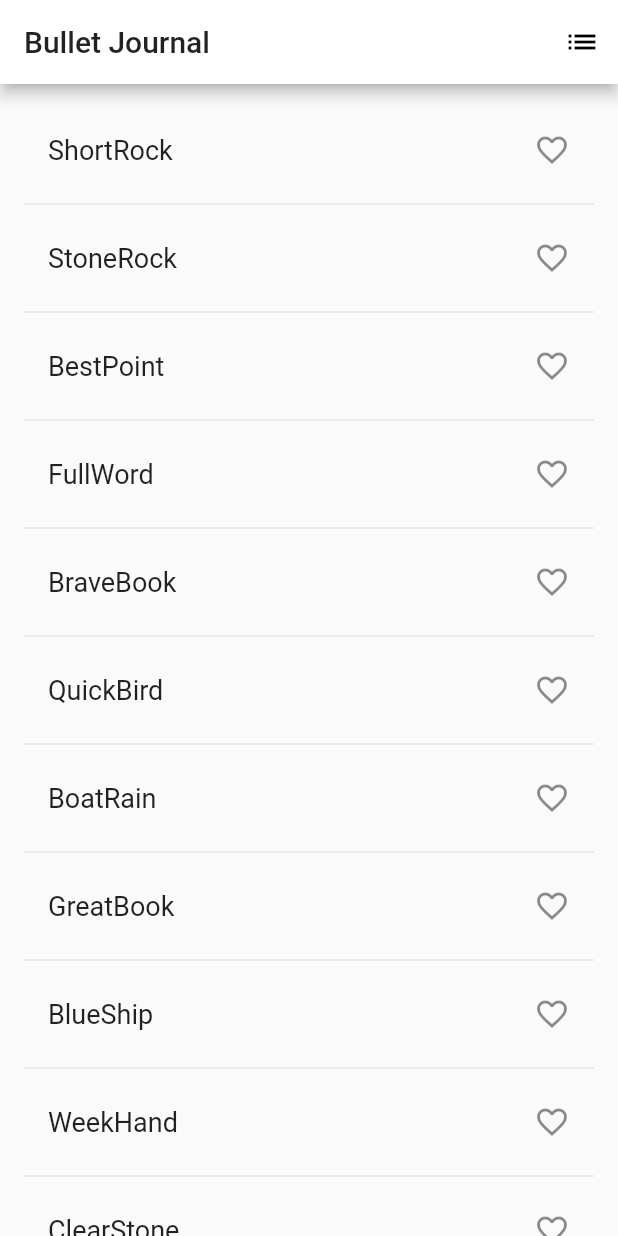
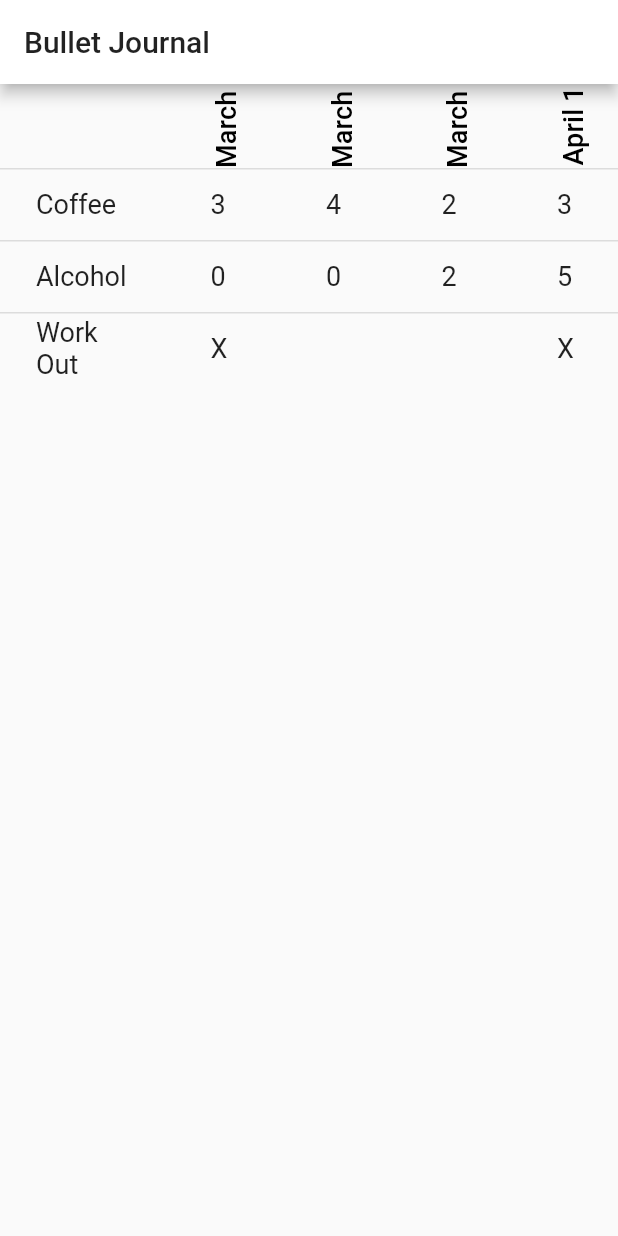
Before and after one commit to awhogue/bullet, a Flutter app: the screen it shows after launch, on a phone screen of 412 x 824 dp. Run offline on Flutter 3.47's test engine with Material 2 defaults, Android fonts, the phone set to English and light mode, and no system bars.

Commit message:
Building bullet table from static data using DataTable

```diff
--- a/lib/main.dart
+++ b/lib/main.dart
@@ -1,9 +1,11 @@
 import 'package:flutter/material.dart';
-import 'package:sqflite/sqflite.dart';
-import 'package:english_words/english_words.dart';
-import 'model/row.dart';
+import 'package:intl/intl.dart';
+//import 'package:sqflite/sqflite.dart';
+import 'model/model.dart';
 
 void main() => runApp(new MyApp());
+
+final _biggerFont = const TextStyle(fontSize: 18.0);
 
 class MyApp extends StatelessWidget {
   @override
@@ -13,79 +15,58 @@ class MyApp extends StatelessWidget {
       theme: new ThemeData(
         primaryColor: Colors.white,
       ),
-      home: new RandomWords(),
+      home: new BulletTable(),
     );
   }
 }
 
-class RandomWords extends StatefulWidget {
+class BulletTable extends StatefulWidget {
   @override
-  State<StatefulWidget> createState() => new RandomWordsState();
+  State<StatefulWidget> createState() => new BulletTableState();
 }
 
-class RandomWordsState extends State<RandomWords> {
-  final _suggestions = <WordPair>[];
-  final _saved = new Set<WordPair>();
-  final _biggerFont = const TextStyle(fontSize: 18.0);
+class BulletTableState extends State<BulletTable> {
+  List<BulletRow> _rows;
+  // Unique set of dates we know about (for the column headers).
+  List<DateTime> _dates;
 
-  Widget _buildSuggestions() {
-    return new ListView.builder(
-      padding: const EdgeInsets.all(16.0),
-      itemBuilder: (context, ii) {
-        if (ii.isOdd) return new Divider();
-        final index = ii ~/ 2;
-        if (index >= _suggestions.length) {
-          _suggestions.addAll(generateWordPairs().take(10));
-        }
-        return _buildRow(_suggestions[index]);
-      },
+  final _formatter = new DateFormat(DateFormat.MONTH_DAY);
+
+  BulletTableState() {
+    _rows = BulletRow.generateFakeRows();
+    _dates = _rows.map(
+      (r) => r.entries.map(
+        (e) => e.dateTime
+      )
+    ).expand((d) => d).toSet().toList();
+    _dates.sort();
+    print('dates.length: ' + _dates.length.toString());
+  }
+
+  Widget _buildTable() {
+    return new DataTable(
+      columns: _buildHeaderColumns(),
+      rows: _rows.map((r) => _buildRow(r)).toList(),
     );
   }
 
-  Widget _buildRow(WordPair pair) {
-    final alreadySaved = _saved.contains(pair);
-    return new ListTile(
-      title: new Text(
-        pair.asPascalCase,
-        style: _biggerFont,
-      ),
-      trailing: new Icon(
-        alreadySaved ? Icons.favorite : Icons.favorite_border,
-        color: alreadySaved ? Colors.red : null,
-      ),
-      onTap: () {
-        setState(() {
-          if (alreadySaved) {
-            _saved.remove(pair);
-          } else {
-            _saved.add(pair);
-          }
-        });
-      },
-    );
+  List<DataColumn> _buildHeaderColumns() {
+    return
+      [new DataColumn(label: new Text(''))]
+        ..addAll(_dates.map((d) => new DataColumn(
+          label: new RotatedBox(
+            quarterTurns: 3,
+            child: new Text(_formatter.format(d), style: _biggerFont),
+          )
+        )
+      ).toList());
   }
 
-  void _pushSaved() {
-    Navigator.of(context).push(
-      new MaterialPageRoute(
-        builder: (context) {
-          final tiles = _saved.map(
-            (pair) {
-              return new ListTile(
-                title: new Text(pair.asPascalCase, style: _biggerFont),
-              );
-            },
-          );
-          final divided = ListTile.divideTiles(context: context, tiles: tiles).toList();
-
-          return new Scaffold(
-            appBar: new AppBar(
-              title: new Text('Saved Suggestions'),
-            ),
-            body: new ListView(children: divided),
-          );
-        },
-      ),
+  DataRow _buildRow(BulletRow row) {
+    return new DataRow(
+      cells: [new DataCell(new Text(row.name, style: _biggerFont))]
+        ..addAll(row.entries.map((e) =>
+          new DataCell(new Text(e.value, style: _biggerFont))).toList()),
     );
   }
 
@@ -94,11 +75,8 @@ class RandomWordsState extends State<RandomWords> {
     return new Scaffold(
       appBar: new AppBar(
         title: new Text('Bullet Journal'),
-        actions: <Widget>[
-          new IconButton(icon: new Icon(Icons.list), onPressed: _pushSaved),
-        ],
       ),
-      body: _buildSuggestions(),
+      body: _buildTable(),
     );
   }
 }
--- /dev/null
+++ b/lib/model/model.dart
@@ -0,0 +1,58 @@
+// Models for the bullet journal.
+
+// Represents a single row in the journal, e.g. "Hours slept" or "Coffee consumed".
+class BulletRow {
+  String name;
+  List<BulletEntry> entries;
+  BulletRow(this.name, this.entries);
+
+  static List<BulletRow> generateFakeRows() {
+    final List<DateTime> d =
+      [
+        new DateTime(2018, 3, 29),
+        new DateTime(2018, 3, 30),
+        new DateTime(2018, 3, 31),
+        new DateTime(2018, 4, 1),
+        new DateTime(2018, 4, 2),
+      ];
+
+    return [
+      new BulletRow('Coffee',
+        [
+          new BulletEntry('3', d[0]),
+          new BulletEntry('4', d[1]),
+          new BulletEntry('2', d[2]),
+          new BulletEntry('3', d[3]),
+          new BulletEntry('5', d[4]),
+        ]
+      ),
+      new BulletRow('Alcohol',
+        [
+          new BulletEntry('0', d[0]),
+          new BulletEntry('0', d[1]),
+          new BulletEntry('2', d[2]),
+          new BulletEntry('5', d[3]),
+          new BulletEntry('0', d[4]),
+        ]
+      ),
+      new BulletRow('Work Out',
+        [
+          new BulletEntry('X', d[0]),
+          new BulletEntry('', d[1]),
+          new BulletEntry('', d[2]),
+          new BulletEntry('X', d[3]),
+          new BulletEntry('', d[4]),
+        ]
+      ),
+    ];
+  }
+}
+
+// A single entry in a row, with a date and value.
+// TODO: this is OK for a pretty sparse matrix, but eventually want a better representation
+// for a table like this.
+class BulletEntry {
+  String value;
+  DateTime dateTime;
+  BulletEntry(this.value, this.dateTime);
+}
--- a/lib/model/row.dart
+++ /dev/null
@@ -1,8 +0,0 @@
-// Represents a single row in the journal, e.g. "Hours slept" or "Coffee consumed".
-
-enum BulletType { string, integer }
-class BulletRow {
-  BulletRow(this.bulletType, this.name);
-  BulletType bulletType;
-  String name;
-}
--- a/pubspec.yaml
+++ b/pubspec.yaml
@@ -5,12 +5,13 @@ dependencies:
   flutter:
     sdk: flutter
 
+  intl: any
+
   # The following adds the Cupertino Icons font to your application.
   # Use with the CupertinoIcons class for iOS style icons.
   cupertino_icons: ^0.1.0
 
-  english_words: ^3.1.0
-  sqflite: any
+  #sqflite: any
 
 dev_dependencies:
   flutter_test:
```
Also changed, not shown: pubspec.lock.
